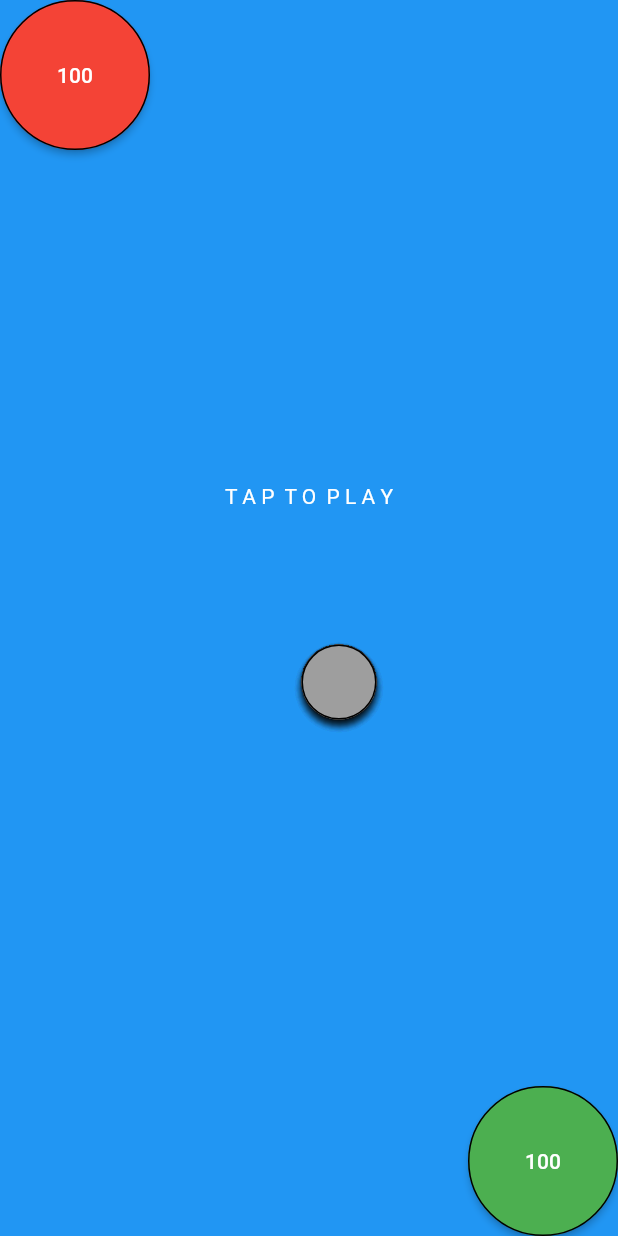
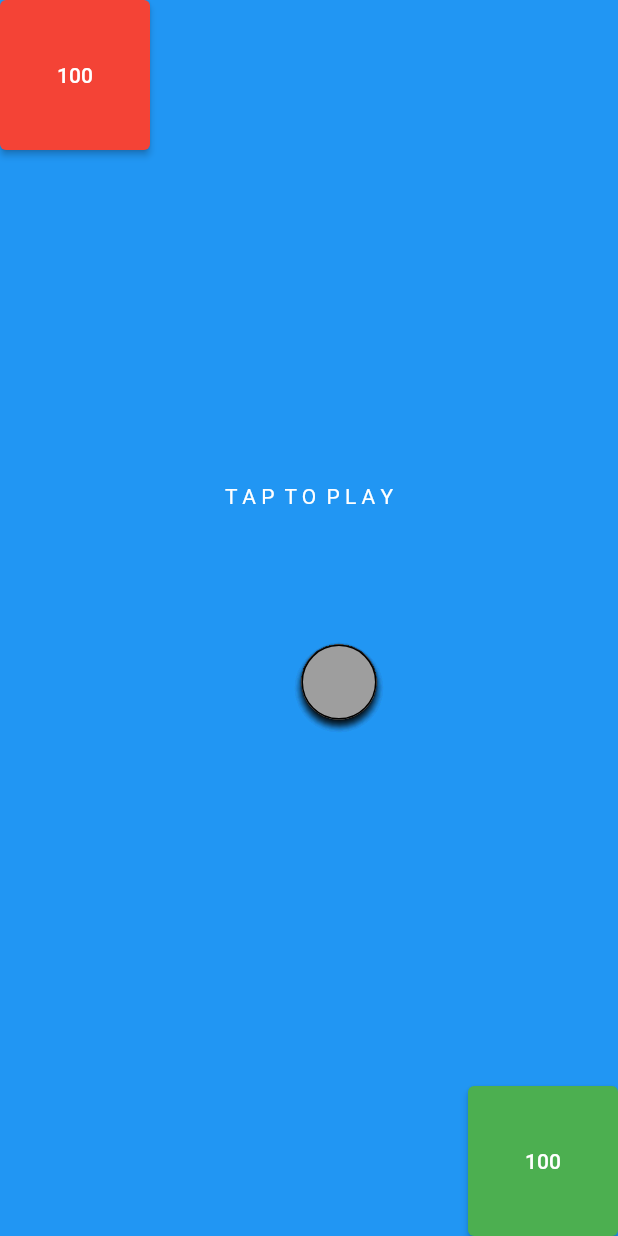
Before and after one commit to yuto90/conquest, a Flutter app: the screen it shows after launch, on a phone screen of 412 x 824 dp. Run offline on Flutter 3.47's test engine with Material 2 defaults, Android fonts, the phone set to English and light mode, and no system bars.

Commit message:
本拠点は形を四角にする

```diff
--- a/lib/base.dart
+++ b/lib/base.dart
@@ -13,7 +13,9 @@ class Base extends StatelessWidget {
         style: ElevatedButton.styleFrom(
           primary: model.pickColor('$baseIndex'),
           onPrimary: Colors.white,
-          shape: const CircleBorder(
+          shape: '$baseIndex' == '0' || '$baseIndex' == '1'
+              ? null
+              : const CircleBorder(
                   side: BorderSide(
                     color: Colors.black,
                     width: 1,
```
Lines whose indentation alone changed are shown as unchanged.
